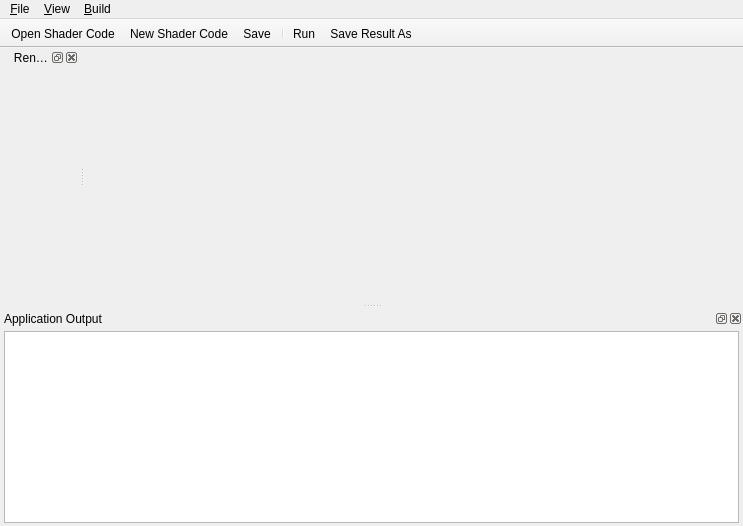
Above: forms/MainWindow.ui from ethiago/shader-labs before the change. Below: the same form after it.
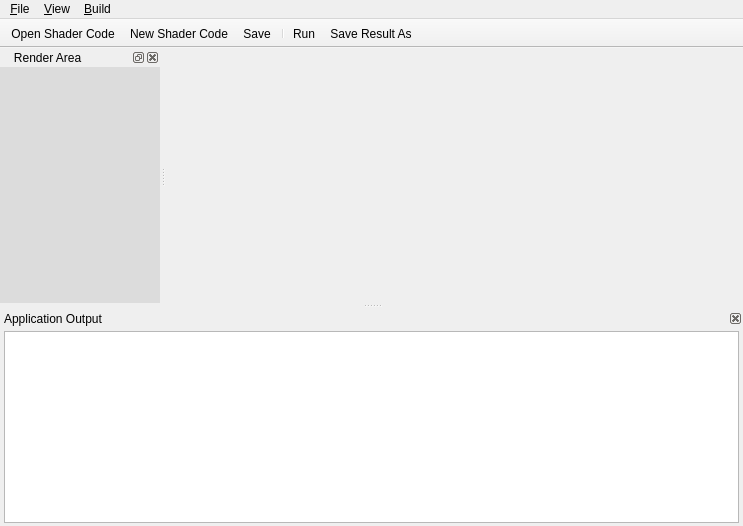
That is the form after the change. Icons and pictures are not drawn.

```diff
--- a/forms/MainWindow.ui
+++ b/forms/MainWindow.ui
@@ -117,16 +117,22 @@
   <widget class="QDockWidget" name="dockRenderWidget">
    <property name="minimumSize">
     <size>
-     <width>79</width>
-     <height>52</height>
+     <width>160</width>
+     <height>160</height>
     </size>
    </property>
    <property name="layoutDirection">
     <enum>Qt::LeftToRight</enum>
    </property>
+   <property name="styleSheet">
+    <string notr="true">background: rgb(220,220,220)</string>
+   </property>
    <property name="floating">
     <bool>false</bool>
    </property>
+   <property name="features">
+    <set>QDockWidget::AllDockWidgetFeatures</set>
+   </property>
    <property name="windowTitle">
     <string>   Render Area</string>
    </property>
@@ -134,19 +140,16 @@
     <number>1</number>
    </attribute>
    <widget class="QWidget" name="dockRenderWidgetContents">
+    <property name="styleSheet">
+     <string notr="true"/>
+    </property>
     <layout class="QVBoxLayout" name="verticalLayout_2">
-     <property name="leftMargin">
+     <property name="spacing">
+      <number>2</number>
+     </property>
+     <property name="margin">
       <number>0</number>
      </property>
-     <property name="topMargin">
-      <number>8</number>
-     </property>
-     <property name="rightMargin">
-      <number>4</number>
-     </property>
-     <property name="bottomMargin">
-      <number>1</number>
-     </property>
      <item>
       <layout class="QVBoxLayout" name="verticalLayout">
        <property name="margin">
@@ -164,6 +167,9 @@
      <height>121</height>
     </size>
    </property>
+   <property name="features">
+    <set>QDockWidget::DockWidgetClosable</set>
+   </property>
    <property name="allowedAreas">
     <set>Qt::BottomDockWidgetArea</set>
    </property>
```
